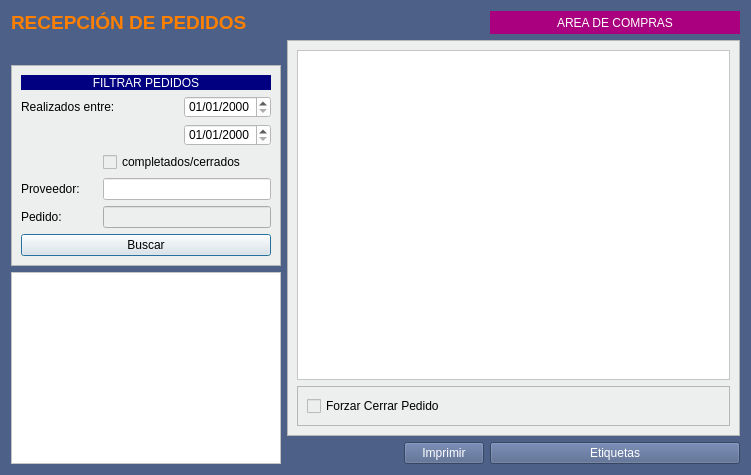
arcnexus/RedFoX, file Zona_Compras/frmrecepcion_pedidos.ui: the form before one commit.
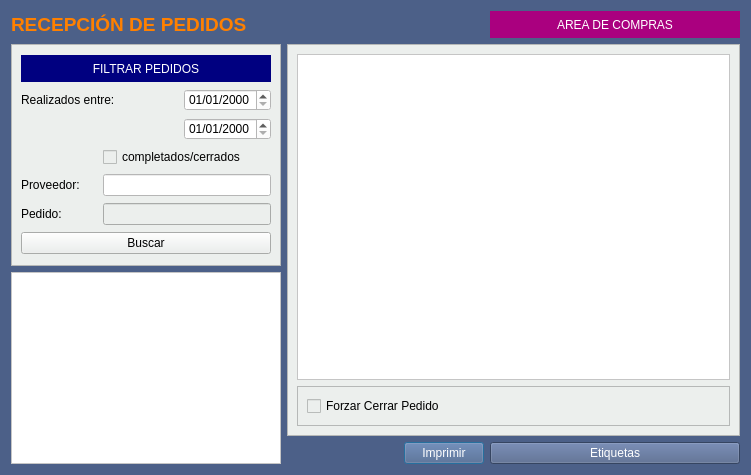
The form after the commit.

Commit message: Contactos proveedor y cosas perdidas en GIT

The edit to the form file:
```diff
--- a/Zona_Compras/frmrecepcion_pedidos.ui
+++ b/Zona_Compras/frmrecepcion_pedidos.ui
@@ -30,118 +30,6 @@
      </property>
     </widget>
    </item>
-   <item row="2" column="0">
-    <widget class="QFrame" name="frame">
-     <property name="minimumSize">
-      <size>
-       <width>270</width>
-       <height>201</height>
-      </size>
-     </property>
-     <property name="maximumSize">
-      <size>
-       <width>270</width>
-       <height>16777215</height>
-      </size>
-     </property>
-     <property name="styleSheet">
-      <string notr="true">background-color: #ecefed;</string>
-     </property>
-     <property name="frameShape">
-      <enum>QFrame::StyledPanel</enum>
-     </property>
-     <property name="frameShadow">
-      <enum>QFrame::Raised</enum>
-     </property>
-     <layout class="QGridLayout" name="gridLayout_2">
-      <item row="4" column="0">
-       <widget class="QLabel" name="label_3">
-        <property name="text">
-         <string>Proveedor:</string>
-        </property>
-       </widget>
-      </item>
-      <item row="4" column="1" colspan="2">
-       <widget class="QLineEdit" name="txtproveedor">
-        <property name="styleSheet">
-         <string notr="true">background-color: rgb(255, 255, 255);</string>
-        </property>
-       </widget>
-      </item>
-      <item row="0" column="0" colspan="3">
-       <widget class="QLabel" name="label">
-        <property name="maximumSize">
-         <size>
-          <width>16777215</width>
-          <height>27</height>
-         </size>
-        </property>
-        <property name="styleSheet">
-         <string notr="true">background-color: rgb(0, 0, 128);
-color: rgb(255, 255, 255);</string>
-        </property>
-        <property name="text">
-         <string>FILTRAR PEDIDOS</string>
-        </property>
-        <property name="alignment">
-         <set>Qt::AlignCenter</set>
-        </property>
-       </widget>
-      </item>
-      <item row="2" column="2">
-       <widget class="QDateEdit" name="txtFechaFin">
-        <property name="styleSheet">
-         <string notr="true">background-color: rgb(255, 255, 255);</string>
-        </property>
-        <property name="displayFormat">
-         <string>dd/MM/yyyy</string>
-        </property>
-       </widget>
-      </item>
-      <item row="1" column="0" colspan="2">
-       <widget class="QLabel" name="label_2">
-        <property name="text">
-         <string>Realizados entre:</string>
-        </property>
-       </widget>
-      </item>
-      <item row="1" column="2">
-       <widget class="QDateEdit" name="txtFecha_ini">
-        <property name="styleSheet">
-         <string notr="true">background-color: rgb(255, 255, 255);</string>
-        </property>
-        <property name="displayFormat">
-         <string>dd/MM/yyyy</string>
-        </property>
-       </widget>
-      </item>
-      <item row="6" column="0" colspan="3">
-       <widget class="QPushButton" name="btnBuscar">
-        <property name="text">
-         <string>Buscar</string>
-        </property>
-       </widget>
-      </item>
-      <item row="5" column="0">
-       <widget class="QLabel" name="label_4">
-        <property name="text">
-         <string>Pedido:</string>
-        </property>
-       </widget>
-      </item>
-      <item row="5" column="1" colspan="2">
-       <widget class="QLineEdit" name="txtNumPedido"/>
-      </item>
-      <item row="3" column="1" colspan="2">
-       <widget class="QCheckBox" name="chkPedientes">
-        <property name="text">
-         <string>completados/cerrados</string>
-        </property>
-       </widget>
-      </item>
-     </layout>
-    </widget>
-   </item>
    <item row="4" column="2">
     <spacer name="horizontalSpacer">
      <property name="orientation">
@@ -284,6 +172,118 @@
      </property>
     </widget>
    </item>
+   <item row="1" column="0" rowspan="2">
+    <widget class="QFrame" name="frame">
+     <property name="minimumSize">
+      <size>
+       <width>270</width>
+       <height>201</height>
+      </size>
+     </property>
+     <property name="maximumSize">
+      <size>
+       <width>270</width>
+       <height>16777215</height>
+      </size>
+     </property>
+     <property name="styleSheet">
+      <string notr="true">background-color: #ecefed;</string>
+     </property>
+     <property name="frameShape">
+      <enum>QFrame::StyledPanel</enum>
+     </property>
+     <property name="frameShadow">
+      <enum>QFrame::Raised</enum>
+     </property>
+     <layout class="QGridLayout" name="gridLayout_2">
+      <item row="4" column="0">
+       <widget class="QLabel" name="label_3">
+        <property name="text">
+         <string>Proveedor:</string>
+        </property>
+       </widget>
+      </item>
+      <item row="4" column="1" colspan="2">
+       <widget class="QLineEdit" name="txtproveedor">
+        <property name="styleSheet">
+         <string notr="true">background-color: rgb(255, 255, 255);</string>
+        </property>
+       </widget>
+      </item>
+      <item row="0" column="0" colspan="3">
+       <widget class="QLabel" name="label">
+        <property name="maximumSize">
+         <size>
+          <width>16777215</width>
+          <height>27</height>
+         </size>
+        </property>
+        <property name="styleSheet">
+         <string notr="true">background-color: rgb(0, 0, 128);
+color: rgb(255, 255, 255);</string>
+        </property>
+        <property name="text">
+         <string>FILTRAR PEDIDOS</string>
+        </property>
+        <property name="alignment">
+         <set>Qt::AlignCenter</set>
+        </property>
+       </widget>
+      </item>
+      <item row="2" column="2">
+       <widget class="QDateEdit" name="txtFechaFin">
+        <property name="styleSheet">
+         <string notr="true">background-color: rgb(255, 255, 255);</string>
+        </property>
+        <property name="displayFormat">
+         <string>dd/MM/yyyy</string>
+        </property>
+       </widget>
+      </item>
+      <item row="1" column="0" colspan="2">
+       <widget class="QLabel" name="label_2">
+        <property name="text">
+         <string>Realizados entre:</string>
+        </property>
+       </widget>
+      </item>
+      <item row="1" column="2">
+       <widget class="QDateEdit" name="txtFecha_ini">
+        <property name="styleSheet">
+         <string notr="true">background-color: rgb(255, 255, 255);</string>
+        </property>
+        <property name="displayFormat">
+         <string>dd/MM/yyyy</string>
+        </property>
+       </widget>
+      </item>
+      <item row="6" column="0" colspan="3">
+       <widget class="QPushButton" name="btnBuscar">
+        <property name="text">
+         <string>Buscar</string>
+        </property>
+       </widget>
+      </item>
+      <item row="5" column="0">
+       <widget class="QLabel" name="label_4">
+        <property name="text">
+         <string>Pedido:</string>
+        </property>
+       </widget>
+      </item>
+      <item row="5" column="1" colspan="2">
+       <widget class="QLineEdit" name="txtNumPedido"/>
+      </item>
+      <item row="3" column="1" colspan="2">
+       <widget class="QCheckBox" name="chkPedientes">
+        <property name="text">
+         <string>completados/cerrados</string>
+        </property>
+       </widget>
+      </item>
+     </layout>
+    </widget>
+   </item>
   </layout>
  </widget>
  <resources/>
```
The commit also changes 12 other files.
